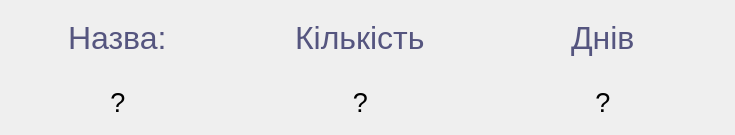
letsexisttogether/MedicalDocuments, file MainClient/General/PharmacyViewWidget/PharmacyViewWidget.ui: the form before one commit.
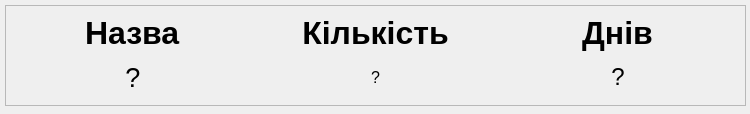
The form after the commit.

Diff of the .ui file:
```diff
--- a/MainClient/General/PharmacyViewWidget/PharmacyViewWidget.ui
+++ b/MainClient/General/PharmacyViewWidget/PharmacyViewWidget.ui
@@ -6,8 +6,8 @@
    <rect>
     <x>0</x>
     <y>0</y>
-    <width>735</width>
-    <height>135</height>
+    <width>750</width>
+    <height>114</height>
    </rect>
   </property>
   <property name="sizePolicy">
@@ -19,21 +19,36 @@
   <property name="windowTitle">
    <string>Form</string>
   </property>
+  <widget class="QFrame" name="frame">
+   <property name="geometry">
+    <rect>
+     <x>5</x>
+     <y>5</y>
+     <width>741</width>
+     <height>101</height>
+    </rect>
+   </property>
+   <property name="frameShape">
+    <enum>QFrame::Shape::StyledPanel</enum>
+   </property>
+   <property name="frameShadow">
+    <enum>QFrame::Shadow::Raised</enum>
+   </property>
   <widget class="QWidget" name="gridLayoutWidget">
    <property name="geometry">
     <rect>
-     <x>0</x>
+      <x>10</x>
      <y>10</y>
      <width>721</width>
-     <height>121</height>
+      <height>81</height>
     </rect>
    </property>
    <layout class="QGridLayout" name="gridLayout">
-    <item row="1" column="1">
+     <item row="1" column="1" alignment="Qt::AlignmentFlag::AlignHCenter">
      <widget class="QLabel" name="amount">
       <property name="font">
        <font>
-        <pointsize>20</pointsize>
+         <pointsize>12</pointsize>
        </font>
       </property>
       <property name="text">
@@ -41,7 +56,7 @@
       </property>
      </widget>
     </item>
-    <item row="1" column="0">
+     <item row="1" column="0" alignment="Qt::AlignmentFlag::AlignHCenter">
      <widget class="QLabel" name="title">
       <property name="font">
        <font>
@@ -61,7 +76,7 @@
        </font>
       </property>
       <property name="text">
-       <string>&lt;html&gt;&lt;head/&gt;&lt;body&gt;&lt;p&gt;&lt;span style=&quot; color:#55557f;&quot;&gt;Назва:&lt;/span&gt;&lt;/p&gt;&lt;/body&gt;&lt;/html&gt;</string>
+        <string>&lt;html&gt;&lt;head/&gt;&lt;body&gt;&lt;p&gt;&lt;span style=&quot; font-weight:700;&quot;&gt;Назва&lt;/span&gt;&lt;/p&gt;&lt;/body&gt;&lt;/html&gt;</string>
       </property>
      </widget>
     </item>
@@ -73,7 +88,7 @@
        </font>
       </property>
       <property name="text">
-       <string>&lt;html&gt;&lt;head/&gt;&lt;body&gt;&lt;p&gt;&lt;span style=&quot; color:#55557f;&quot;&gt;Кількість&lt;/span&gt;&lt;/p&gt;&lt;/body&gt;&lt;/html&gt;</string>
+        <string>&lt;html&gt;&lt;head/&gt;&lt;body&gt;&lt;p align=&quot;center&quot;&gt;&lt;span style=&quot; font-weight:700;&quot;&gt;Кількість&lt;/span&gt;&lt;/p&gt;&lt;/body&gt;&lt;/html&gt;</string>
       </property>
      </widget>
     </item>
@@ -85,15 +100,15 @@
        </font>
       </property>
       <property name="text">
-       <string>&lt;html&gt;&lt;head/&gt;&lt;body&gt;&lt;p&gt;&lt;span style=&quot; color:#55557f;&quot;&gt;Днів&lt;/span&gt;&lt;/p&gt;&lt;/body&gt;&lt;/html&gt;</string>
+        <string>&lt;html&gt;&lt;head/&gt;&lt;body&gt;&lt;p align=&quot;center&quot;&gt;&lt;span style=&quot; font-weight:700;&quot;&gt;Днів&lt;/span&gt;&lt;/p&gt;&lt;/body&gt;&lt;/html&gt;</string>
       </property>
      </widget>
     </item>
-    <item row="1" column="2">
+     <item row="1" column="2" alignment="Qt::AlignmentFlag::AlignHCenter">
      <widget class="QLabel" name="streak">
       <property name="font">
        <font>
-        <pointsize>20</pointsize>
+         <pointsize>18</pointsize>
        </font>
       </property>
       <property name="text">
@@ -102,6 +117,7 @@
      </widget>
     </item>
    </layout>
+   </widget>
   </widget>
  </widget>
  <resources/>
```
Lines whose indentation alone changed are shown as unchanged.
